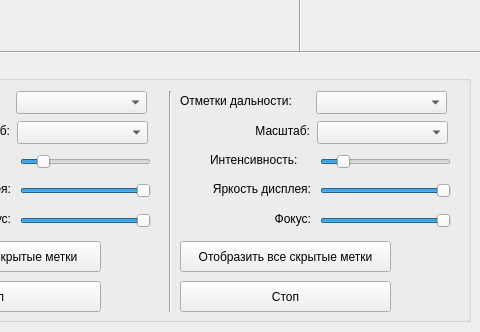
oln0ry/IKO, file rspindicators.ui: the form before one commit; both pictures show x 600 to 1080 and y 399 to 731 of the 1359 by 731 pixel window.
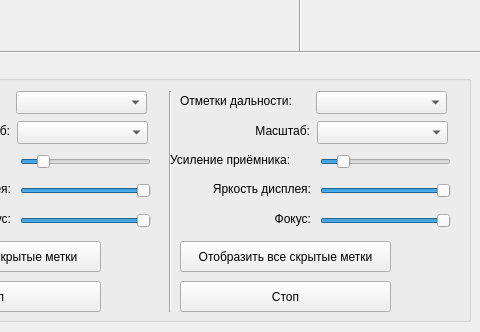
The form after the commit. Custom widgets are drawn as their Qt base class.

Commit message: Доработки в интерфейсе: реакция на мену режима работы индикатора + функционал для индикатора кругового обзора

The edit to the form file:
```diff
--- a/rspindicators.ui
+++ b/rspindicators.ui
@@ -924,14 +924,14 @@
    <widget class="QLabel" name="LabelTrashIntensityRightTriangle">
     <property name="geometry">
      <rect>
-      <x>340</x>
-      <y>91</y>
-      <width>101</width>
-      <height>16</height>
+      <x>300</x>
+      <y>89</y>
+      <width>141</width>
+      <height>20</height>
      </rect>
     </property>
     <property name="text">
-     <string>Интенсивность:</string>
+     <string>Усиление приёмника:</string>
     </property>
    </widget>
    <widget class="QLabel" name="LabelFocusRightTriangle">
@@ -1001,6 +1001,12 @@
   </widget>
  </widget>
  <customwidgets>
+  <customwidget>
+   <class>MainLocator</class>
+   <extends>QWidget</extends>
+   <header>mainlocator.h</header>
+   <container>1</container>
+  </customwidget>
   <customwidget>
    <class>EquiangularTriangleLocator</class>
    <extends>QWidget</extends>
@@ -1013,12 +1019,6 @@
    <header>righttrianglelocator.h</header>
    <container>1</container>
   </customwidget>
-  <customwidget>
-   <class>MainLocator</class>
-   <extends>QWidget</extends>
-   <header>mainlocator.h</header>
-   <container>1</container>
-  </customwidget>
  </customwidgets>
  <resources/>
  <connections/>
```
The commit also changes 3 other files.
